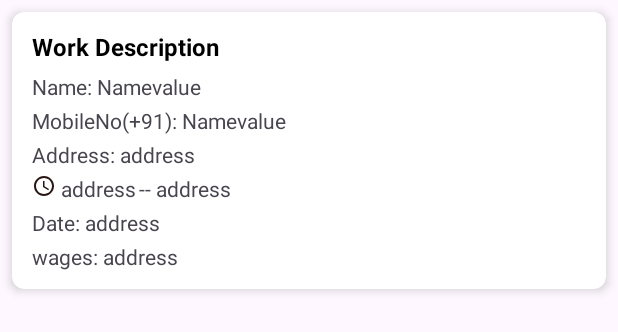
After one commit to Parth200611/farmershedulingapp, an Android app: the layout postdesgin.xml on its own in the app's theme, with its tools: preview values and no code run, on a phone screen of 412 x 824 dp. The commit adds this screen. Shown: the top 332 px of the screen. Run offline under Robolectric (Android 15) with nearby library versions, the phone set to English and light mode, and no system bars.

Commit message:
profil done

```diff
--- /dev/null
+++ b/app/src/main/res/drawable/baseline_access_time_24.xml
@@ -0,0 +1,7 @@
+<vector xmlns:android="http://schemas.android.com/apk/res/android" android:height="16dp" android:tint="#271611" android:viewportHeight="24" android:viewportWidth="24" android:width="16dp">
+
+    <path android:fillColor="@android:color/white" android:pathData="M11.99,2C6.47,2 2,6.48 2,12s4.47,10 9.99,10C17.52,22 22,17.52 22,12S17.52,2 11.99,2zM12,20c-4.42,0 -8,-3.58 -8,-8s3.58,-8 8,-8 8,3.58 8,8 -3.58,8 -8,8z"/>
+
+    <path android:fillColor="@android:color/white" android:pathData="M12.5,7H11v6l5.25,3.15 0.75,-1.23 -4.5,-2.67z"/>
+
+</vector>
--- /dev/null
+++ b/app/src/main/res/layout/postdesgin.xml
@@ -0,0 +1,198 @@
+<?xml version="1.0" encoding="utf-8"?>
+<LinearLayout xmlns:android="http://schemas.android.com/apk/res/android"
+    android:layout_width="match_parent"
+    android:layout_height="wrap_content">
+    <androidx.cardview.widget.CardView
+        xmlns:android="http://schemas.android.com/apk/res/android"
+        xmlns:app="http://schemas.android.com/apk/res-auto"
+        android:id="@+id/carsView"
+        android:layout_width="match_parent"
+        android:layout_height="wrap_content"
+        android:layout_margin="8dp"
+        app:cardCornerRadius="8dp"
+        app:cardElevation="4dp">
+
+        <RelativeLayout
+            android:layout_width="match_parent"
+            android:layout_height="wrap_content"
+            android:padding="12dp">
+
+            <!-- Image on the left -->
+
+
+            <!-- Work description -->
+            <TextView
+                android:id="@+id/tv_work_description"
+                android:layout_width="wrap_content"
+                android:layout_height="wrap_content"
+
+                android:layout_marginStart="1dp"
+                android:text="Work Description"
+                android:textColor="#000000"
+                android:textStyle="bold"
+                android:textSize="16sp" />
+            <LinearLayout
+                android:layout_width="wrap_content"
+                android:layout_height="wrap_content"
+                android:layout_below="@id/tv_work_description"
+                android:layout_marginStart="1dp"
+                android:orientation="horizontal"
+                android:layout_marginTop="6dp"
+                android:id="@+id/ll1"
+                >
+                <TextView
+                    android:layout_width="wrap_content"
+                    android:layout_height="wrap_content"
+                    android:text="Name:"
+                    />
+                <TextView
+                    android:layout_width="wrap_content"
+                    android:layout_height="wrap_content"
+                    android:text="Namevalue"
+                    android:id="@+id/tvname"
+                    android:layout_marginStart="3dp"
+                    />
+
+            </LinearLayout>
+            <LinearLayout
+                android:layout_width="wrap_content"
+                android:layout_height="wrap_content"
+                android:layout_below="@id/ll1"
+
+                android:layout_marginStart="1dp"
+                android:orientation="horizontal"
+                android:layout_marginTop="3dp"
+                android:id="@+id/ll2"
+                >
+                <TextView
+                    android:layout_width="wrap_content"
+                    android:layout_height="wrap_content"
+                    android:text="MobileNo(+91):"
+                    />
+                <TextView
+                    android:layout_width="wrap_content"
+                    android:layout_height="wrap_content"
+                    android:text="Namevalue"
+                    android:id="@+id/tvMobileno"
+                    android:layout_marginStart="3dp"
+                    />
+
+            </LinearLayout>
+<LinearLayout
+                android:layout_width="wrap_content"
+                android:layout_height="wrap_content"
+                android:layout_below="@id/ll2"
+
+                android:layout_marginStart="1dp"
+                android:orientation="horizontal"
+                android:layout_marginTop="3dp"
+                android:id="@+id/ll3"
+                >
+                <TextView
+                    android:layout_width="wrap_content"
+                    android:layout_height="wrap_content"
+                    android:text="Address:"
+                    />
+                <TextView
+                    android:layout_width="wrap_content"
+                    android:layout_height="wrap_content"
+                    android:text="address"
+                    android:id="@+id/tvaddress"
+                    android:layout_marginStart="3dp"
+                    />
+
+            </LinearLayout>
+            <LinearLayout
+                android:layout_width="wrap_content"
+                android:layout_height="wrap_content"
+                android:layout_below="@id/ll3"
+
+                android:layout_marginStart="1dp"
+                android:orientation="horizontal"
+                android:layout_marginTop="3dp"
+                android:id="@+id/ll4"
+                >
+                <ImageView
+                    android:layout_width="wrap_content"
+                    android:layout_height="wrap_content"
+                    android:src="@drawable/baseline_access_time_24"
+                    />
+                <TextView
+                    android:layout_width="wrap_content"
+                    android:layout_height="wrap_content"
+                    android:text="address"
+                    android:id="@+id/tvstartTime"
+                    android:layout_marginStart="3dp"
+                    /><TextView
+                    android:layout_width="wrap_content"
+                    android:layout_height="wrap_content"
+                    android:text="--"
+
+                    android:layout_marginStart="2dp"
+                    /><TextView
+                    android:layout_width="wrap_content"
+                    android:layout_height="wrap_content"
+                    android:text="address"
+                    android:id="@+id/tvendtime"
+                    android:layout_marginStart="3dp"
+                    />
+
+            </LinearLayout>
+            <LinearLayout
+                android:layout_width="wrap_content"
+                android:layout_height="wrap_content"
+                android:layout_below="@id/ll4"
+
+                android:layout_marginStart="1dp"
+                android:orientation="horizontal"
+                android:layout_marginTop="3dp"
+                android:id="@+id/ll5"
+                >
+                <TextView
+                    android:layout_width="wrap_content"
+                    android:layout_height="wrap_content"
+                    android:text="Date:"
+                    />
+                <TextView
+                    android:layout_width="wrap_content"
+                    android:layout_height="wrap_content"
+                    android:text="address"
+                    android:id="@+id/tvDate"
+                    android:layout_marginStart="3dp"
+                    />
+
+            </LinearLayout>
+            <LinearLayout
+                android:layout_width="wrap_content"
+                android:layout_height="wrap_content"
+                android:layout_below="@id/ll5"
+
+                android:layout_marginStart="1dp"
+                android:orientation="horizontal"
+                android:layout_marginTop="3dp"
+                android:id="@+id/ll6"
+                >
+                <TextView
+                    android:layout_width="wrap_content"
+                    android:layout_height="wrap_content"
+                    android:text="wages:"
+                    />
+                <TextView
+                    android:layout_width="wrap_content"
+                    android:layout_height="wrap_content"
+                    android:text="address"
+                    android:id="@+id/tvwasgae"
+                    android:layout_marginStart="3dp"
+
+
+                    />
+
+            </LinearLayout>
+
+
+
+        </RelativeLayout>
+    </androidx.cardview.widget.CardView>
+
+
+</LinearLayout>
```
Also changed, not shown: app/src/main/AndroidManifest.xml (+7 -4 lines), app/src/main/java/com/MountreachSolution/pamlabourshedulingandroidapp/Labour/WorkDetails.java (added, +26 -0 lines), app/src/main/java/com/MountreachSolution/pamlabourshedulingandroidapp/Labour/WorkPosting.java (added, +32 -0 lines), app/src/main/java/com/MountreachSolution/pamlabourshedulingandroidapp/Labour/WorkPostingAdapter.java (added, +176 -0 lines), app/src/main/java/com/MountreachSolution/pamlabourshedulingandroidapp/Labour/home.java (+110 -47 lines), app/src/main/java/com/MountreachSolution/pamlabourshedulingandroidapp/SQLiteDataBase/FarmerWorkDatabase.java (+14 -1 lines), app/src/main/java/com/MountreachSolution/pamlabourshedulingandroidapp/SplashScreen.java (+13 -0 lines), app/src/main/res/layout/activity_work_details.xml (added, +10 -0 lines), app/src/main/res/layout/fragment_home2.xml (+27 -8 lines).
